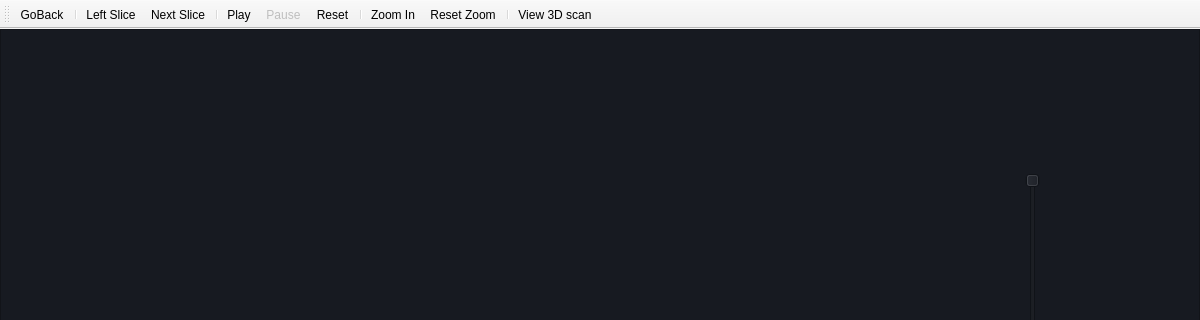
Above: UI files/processedScanViwerScreen.ui from Se1f0/GUI-PFE-MASTER before the change; both pictures show x 0 to 1200 and y 0 to 320 of the 1200 by 800 pixel window. Below: the same form after it.
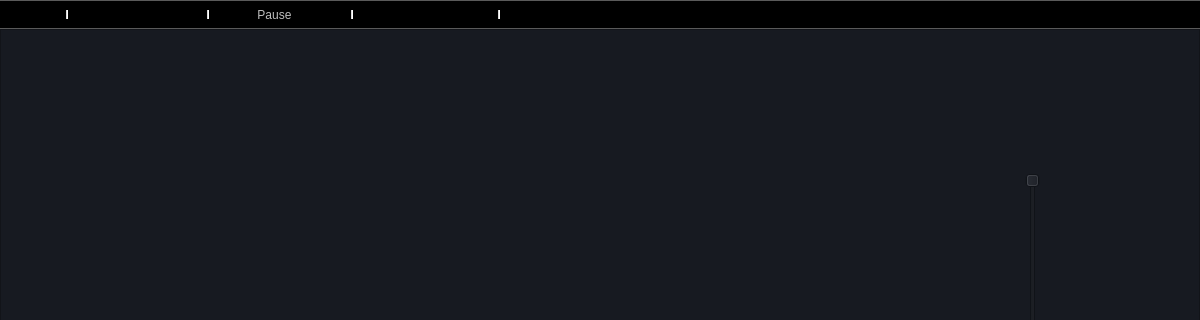
That is the form after the change. Icons and pictures are not drawn.

Commit message: Updated design of the preprocessed screen

```diff
--- a/UI files/processedScanViwerScreen.ui
+++ b/UI files/processedScanViwerScreen.ui
@@ -169,7 +169,14 @@
     <string>toolBar</string>
    </property>
    <property name="styleSheet">
-    <string notr="true"/>
+    <string notr="true">QToolBar#toolBar{
+background-color: qlineargradient(spread:reflect, x1:0, y1:0, x2:1, y2:1, stop:0 rgba(23, 26, 33, 255), stop:1 rgba(42, 71, 94, 255));}</string>
+   </property>
+   <property name="movable">
+    <bool>false</bool>
+   </property>
+   <property name="floatable">
+    <bool>true</bool>
    </property>
    <attribute name="toolBarArea">
     <enum>TopToolBarArea</enum>
```
Left out of the diff: 14 changed lines with no effect on the pictures. The commit also changes 1 other file.
